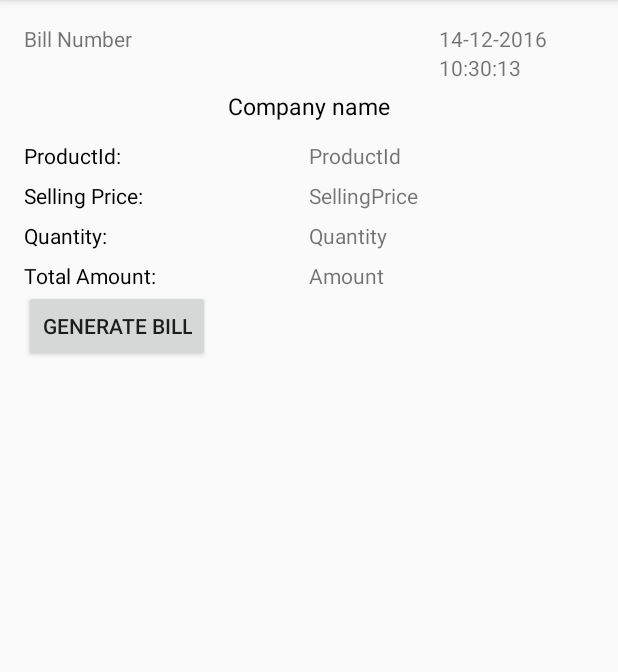
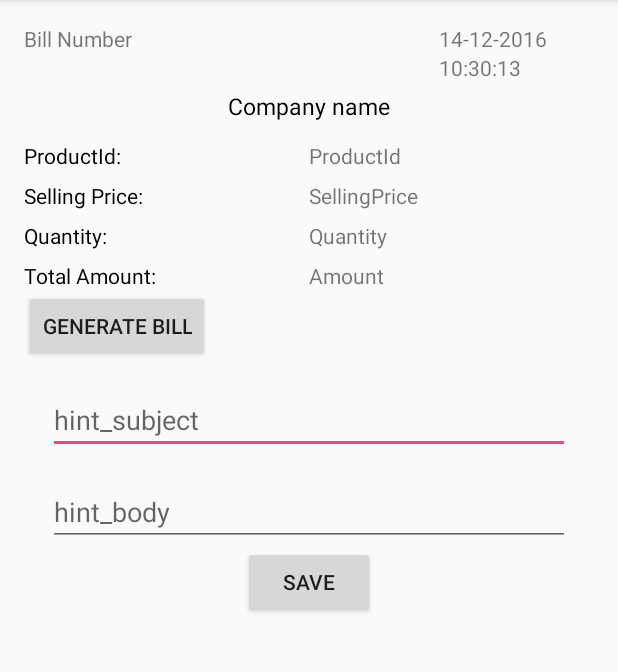
Before and after one commit to Akanshi32/ResellerProfit, an Android app: the BillActivity screen opened directly, with no data from a screen before it, on a phone screen of 412 x 824 dp, the part 84-756 px from its top. Run offline under Robolectric (Android 15) with nearby library versions, the phone set to English and light mode, and no system bars.

Commit message:
PDF Error

```diff
--- a/app/src/main/java/com/vansh/resellerprofit/activity/BillActivity.java
+++ b/app/src/main/java/com/vansh/resellerprofit/activity/BillActivity.java
@@ -8,6 +8,8 @@ import android.widget.Button;
 import android.widget.TextView;
 
 import com.vansh.resellerprofit.R;
+import com.vansh.resellerprofit.model.BillGeneratedFragment;
+import com.vansh.resellerprofit.model.BillGeneratedFragment;
 
 import java.text.DateFormat;
 import java.text.SimpleDateFormat;
@@ -27,6 +29,12 @@ public class BillActivity extends AppCompatActivity {
         time = (TextView) findViewById(R.id.time_bill);
         bill = (Button) findViewById(R.id.generate);
 
+
+        BillGeneratedFragment noteFragment = BillGeneratedFragment.newInstance();
+        android.support.v4.app.FragmentTransaction fragTransaction= this.getSupportFragmentManager().beginTransaction();
+        fragTransaction.replace(R.id.container, noteFragment);
+        fragTransaction.commit();
+
         String currentDate = new SimpleDateFormat("dd-MM-yyyy", Locale.getDefault()).format(new Date());
         date.setText(currentDate);
 
@@ -45,4 +53,5 @@ public class BillActivity extends AppCompatActivity {
 
         getSupportActionBar().setDisplayHomeAsUpEnabled(true);
     }
+
 }
--- a/app/src/main/java/com/vansh/resellerprofit/activity/MainActivity.java
+++ b/app/src/main/java/com/vansh/resellerprofit/activity/MainActivity.java
@@ -340,7 +340,7 @@ public class MainActivity extends AppCompatActivity
 
 
         dialog.setTitle("Product Details");
-        dialog.getWindow().setLayout(width*90/100, height*65/100);
+        dialog.getWindow().setLayout(width*90/100, height*90/100);
         dialog.show();
         productid.setText(codeContent);
 
--- /dev/null
+++ b/app/src/main/java/com/vansh/resellerprofit/model/BillGeneratedFragment.java
@@ -0,0 +1,158 @@
+package com.vansh.resellerprofit.model;
+
+import android.app.AlertDialog;
+import android.content.Context;
+import android.content.DialogInterface;
+import android.content.Intent;
+import android.net.Uri;
+import android.os.Bundle;
+import android.os.Environment;
+import android.support.v4.app.Fragment;
+import android.util.Log;
+import android.view.LayoutInflater;
+import android.view.View;
+import android.view.ViewGroup;
+import android.widget.Button;
+import android.widget.EditText;
+
+import com.vansh.resellerprofit.R;
+
+import org.w3c.dom.Document;
+
+import java.io.File;
+import java.io.FileNotFoundException;
+import java.io.FileOutputStream;
+import java.io.OutputStream;
+import java.text.SimpleDateFormat;
+import java.util.Date;
+
+
+public class BillGeneratedFragment extends Fragment {
+    private View mRootView;
+    private EditText mSubjectEditText, mBodyEditText;
+    Button mSaveButton;
+    private static final String LOG_TAG = "LOG_TAG";
+
+
+    public BillGeneratedFragment() {
+        // Required empty public constructor
+    }
+
+    public static BillGeneratedFragment newInstance(){
+        BillGeneratedFragment fragment = new BillGeneratedFragment();
+        return fragment;
+    }
+
+    @Override
+    public View onCreateView(LayoutInflater inflater, ViewGroup container,
+            Bundle savedInstanceState) {
+        // Inflate the layout for this fragment
+        mRootView = inflater.inflate(R.layout.fragment_bill_generated, container, false);
+        mSubjectEditText = (EditText) mRootView.findViewById(R.id.edit_text_subject);
+        mBodyEditText = (EditText) mRootView.findViewById(R.id.edit_text_body);
+        mSaveButton = (Button) mRootView.findViewById(R.id.button_save);
+        return mRootView;
+
+        mSaveButton.setOnClickListener(new View.OnClickListener() {
+            @Override
+            public void onClick(View v) {
+                if (mSubjectEditText.getText().toString().isEmpty()) {
+                    mSubjectEditText.setError("Subject is empty");
+                    mSubjectEditText.requestFocus();
+                    return;
+                }
+
+                if (mBodyEditText.getText().toString().isEmpty()) {
+                    mBodyEditText.setError("Body is empty");
+                    mBodyEditText.requestFocus();
+                    return;
+                }
+
+                try {
+                    createPdf();
+                } catch (FileNotFoundException e) {
+                    e.printStackTrace();
+                } catch (DocumentException e) {
+                    e.printStackTrace();
+                }
+            }
+        });
+
+    }
+    private void createPdf() throws FileNotFoundException {
+
+        File pdfFolder = new File(Environment.getExternalStoragePublicDirectory(
+                Environment.DIRECTORY_DOCUMENTS), "pdfdemo");
+        if (!pdfFolder.exists()) {
+            pdfFolder.mkdir();
+            Log.i(LOG_TAG, "Pdf Directory created");
+        }
+
+        //Create time stamp
+        //Create time stamp
+        Date date = new Date();
+        String timeStamp = new SimpleDateFormat("yyyyMMdd_HHmmss").format(date);
+
+        File myFile = new File(pdfFolder + timeStamp + ".pdf");
+
+        OutputStream output = new FileOutputStream(myFile);
+
+        //Step 1
+       Document document = new Document();
+
+        //Step 2
+        PdfWriter.getInstance(document, output);
+
+        //Step 3
+        document.open();
+
+        //Step 4 Add content
+        document.add(new Paragraph(mSubjectEditText.getText().toString()));
+        document.add(new Paragraph(mBodyEditText.getText().toString()));
+
+        //Step 5: Close the document
+        document.close();
+
+    }
+
+    private void viewPdf() {
+        Intent intent = new Intent(Intent.ACTION_VIEW);
+        intent.setDataAndType(Uri.fromFile(myFile), "application/pdf");
+        intent.setFlags(Intent.FLAG_ACTIVITY_NO_HISTORY);
+        startActivity(intent);
+    }
+
+    private void emailNote() {
+        Intent email = new Intent(Intent.ACTION_SEND);
+        email.putExtra(Intent.EXTRA_SUBJECT, mSubjectEditText.getText().toString());
+        email.putExtra(Intent.EXTRA_TEXT, mBodyEditText.getText().toString());
+        Uri uri = Uri.parse(myFile.getAbsolutePath());
+        email.putExtra(Intent.EXTRA_STREAM, uri);
+        email.setType("message/rfc822");
+        startActivity(email);
+    }
+
+    private void promptForNextAction() {
+        final String[] options = {getString(R.string.label_email), getString(R.string.label_preview),
+                getString(R.string.label_cancel)};
+
+        AlertDialog.Builder builder = new AlertDialog.Builder(getActivity());
+        builder.setTitle("Note Saved, What Next?");
+        builder.setItems(options, new DialogInterface.OnClickListener() {
+            @Override
+            public void onClick(DialogInterface dialog, int which) {
+                if (options[which].equals(getString(R.string.label_email))) {
+                    emailNote();
+                } else if (options[which].equals(getString(R.string.label_preview))) {
+                    viewPdf();
+                } else if (options[which].equals(getString(R.string.label_cancel))) {
+                    dialog.dismiss();
+                }
+            }
+        });
+
+        builder.show();
+
+    }
+
+}
--- a/app/src/main/res/layout/activity_bill.xml
+++ b/app/src/main/res/layout/activity_bill.xml
@@ -10,6 +10,7 @@
     android:orientation="vertical"
     android:paddingTop="@dimen/activity_vertical_margin"
     tools:context="com.vansh.resellerprofit.activity.BillActivity">
+
     <LinearLayout
         android:layout_width="match_parent"
         android:layout_height="wrap_content"
@@ -123,5 +124,9 @@
     android:text="Generate Bill"/>
 
 
-
+    <FrameLayout
+        android:id="@+id/container"
+        android:layout_width="match_parent"
+        android:layout_height="match_parent"
+        xmlns:android="http://schemas.android.com/apk/res/android"/>
 </LinearLayout>
--- /dev/null
+++ b/app/src/main/res/layout/fragment_bill_generated.xml
@@ -0,0 +1,28 @@
+<?xml version="1.0" encoding="utf-8"?>
+<LinearLayout xmlns:android="http://schemas.android.com/apk/res/android"
+    android:orientation="vertical"
+    android:layout_margin="@dimen/activity_vertical_margin"
+    android:layout_width="match_parent"
+    android:layout_height="match_parent">
+
+    <EditText
+        android:id="@+id/edit_text_subject"
+        android:hint="hint_subject"
+        android:layout_width="match_parent"
+        android:layout_height="wrap_content"
+        />
+
+    <EditText
+        android:id="@+id/edit_text_body"
+        android:hint="hint_body"
+        android:layout_width="match_parent"
+        android:layout_marginTop="@dimen/activity_vertical_margin"
+        android:layout_height="wrap_content"/>
+
+    <Button
+        android:id="@+id/button_save"
+        android:layout_width="wrap_content"
+        android:layout_gravity="center_horizontal"
+        android:layout_height="wrap_content"
+        android:text="Save"/>
+</LinearLayout>
--- a/app/src/main/res/values/strings.xml
+++ b/app/src/main/res/values/strings.xml
@@ -19,4 +19,7 @@
     <string name="title_activity_sold">Sold</string>
     <string name="title_activity_faq">FaqActivity</string>
     <string name="title_activity_contact_us">ContactUs</string>
+
+    <!-- TODO: Remove or change this placeholder text -->
+    <string name="hello_blank_fragment">Hello blank fragment</string>
 </resources>
```
Also changed, not shown: app/build.gradle (+6 -9 lines).
